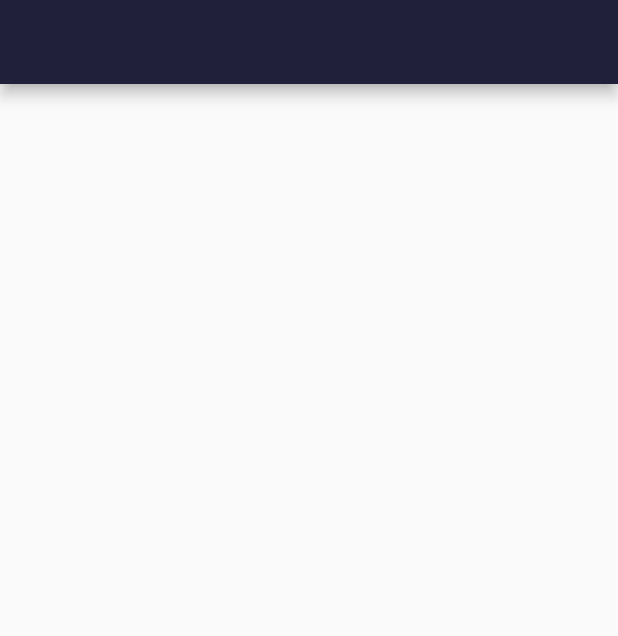
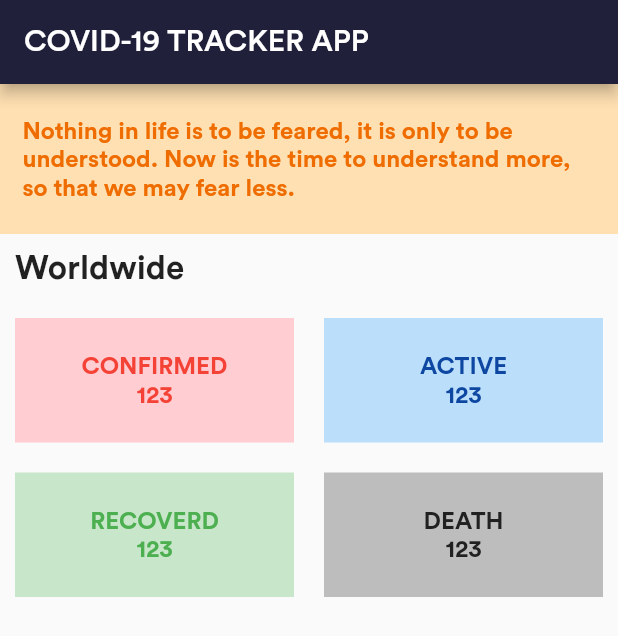
Before and after one commit to aliHsn13/covid-tracker-, a Flutter app: the screen it shows after launch, on a phone screen of 412 x 824 dp. Shown: the top 636 px of the screen. Run offline on Flutter 3.47's test engine with Material 2 defaults, Android fonts, the phone set to English and light mode, and no system bars.

Commit message:
panel added

```diff
--- a/lib/consts/constants.dart
+++ b/lib/consts/constants.dart
@@ -2,7 +2,7 @@ import 'package:flutter/material.dart';
 
 Color primaryBlack = Color(0xff20203b);
 
-class DataSource {
+class ConstDatas {
   static String quote =
       "Nothing in life is to be feared, it is only to be understood. Now is the time to understand more, so that we may fear less.";
 
--- a/lib/homepage.dart
+++ b/lib/homepage.dart
@@ -1,5 +1,6 @@
+import 'package:covid_tracker/panels/worldwidepanels.dart';
+import 'package:flutter/material.dart';
 import 'package:covid_tracker/consts/constants.dart';
-import 'package:flutter/material.dart';
 
 class HomePage extends StatefulWidget {
   const HomePage({super.key});
@@ -13,9 +14,36 @@ class _HomePageState extends State<HomePage> {
   Widget build(BuildContext context) {
     return Scaffold(
       appBar: AppBar(
+        title: const Text("COVID-19 TRACKER APP"),
+        backgroundColor: primaryBlack,
         centerTitle: false,
-        backgroundColor: primaryBlack,
       ),
+      body: SingleChildScrollView(
+          child: Column(
+        crossAxisAlignment: CrossAxisAlignment.start,
+        children: <Widget>[
+          Container(
+            padding: const EdgeInsets.all(15),
+            alignment: Alignment.center,
+            height: 100,
+            color: Colors.orange[100],
+            child: Text(
+              ConstDatas.quote,
+              style: TextStyle(
+                  fontSize: 16,
+                  fontWeight: FontWeight.bold,
+                  color: Colors.orange[800]),
+            ),
+          ),
+          const Padding(
+              padding: EdgeInsets.symmetric(vertical: 10.0, horizontal: 10.0),
+              child: Text(
+                "Worldwide",
+                style: TextStyle(fontWeight: FontWeight.bold, fontSize: 22),
+              )),
+          WorldWidePanel(),
+        ],
+      )),
     );
   }
 }
--- /dev/null
+++ b/lib/panels/worldwidepanels.dart
@@ -0,0 +1,80 @@
+import 'package:flutter/material.dart';
+
+class WorldWidePanel extends StatelessWidget {
+  const WorldWidePanel({super.key});
+
+  @override
+  Widget build(BuildContext context) {
+    return Container(
+      child: GridView(
+        shrinkWrap: true,
+        physics: NeverScrollableScrollPhysics(),
+        gridDelegate: SliverGridDelegateWithFixedCrossAxisCount(
+          crossAxisCount: 2,
+          childAspectRatio: 2,
+        ),
+        children: <Widget>[
+          StatusPanel(
+            title: "CONFIRMED",
+            panelColor: (Colors.red[100])!,
+            textColor: Colors.red,
+            count: "123",
+          ),
+          StatusPanel(
+            title: "ACTIVE",
+            panelColor: (Colors.blue[100])!,
+            textColor: (Colors.blue[900])!,
+            count: "123",
+          ),
+          StatusPanel(
+            title: "RECOVERD",
+            panelColor: (Colors.green[100])!,
+            textColor: Colors.green,
+            count: "123",
+          ),
+          StatusPanel(
+            title: "DEATH",
+            panelColor: (Colors.grey[400])!,
+            textColor: (Colors.grey[900])!,
+            count: "123",
+          ),
+        ],
+      ),
+    );
+  }
+}
+
+class StatusPanel extends StatelessWidget {
+  final Color panelColor;
+  final Color textColor;
+  final String title;
+  final String count;
+  const StatusPanel(
+      {super.key,
+      required this.panelColor,
+      required this.textColor,
+      required this.title,
+      required this.count});
+
+  @override
+  Widget build(BuildContext context) {
+    double width = MediaQuery.of(context).size.width;
+    return Container(
+      margin: EdgeInsets.all(10.0),
+      height: 80,
+      color: panelColor,
+      width: width / 2,
+      child: Column(
+        mainAxisAlignment: MainAxisAlignment.center,
+        children: <Widget>[
+          Text(title,
+              style: TextStyle(
+                  fontWeight: FontWeight.bold, fontSize: 16, color: textColor)),
+          Text(count,
+              style: TextStyle(
+                  fontWeight: FontWeight.bold, fontSize: 16, color: textColor))
+        ],
+      ),
+    );
+  }
+}
```
